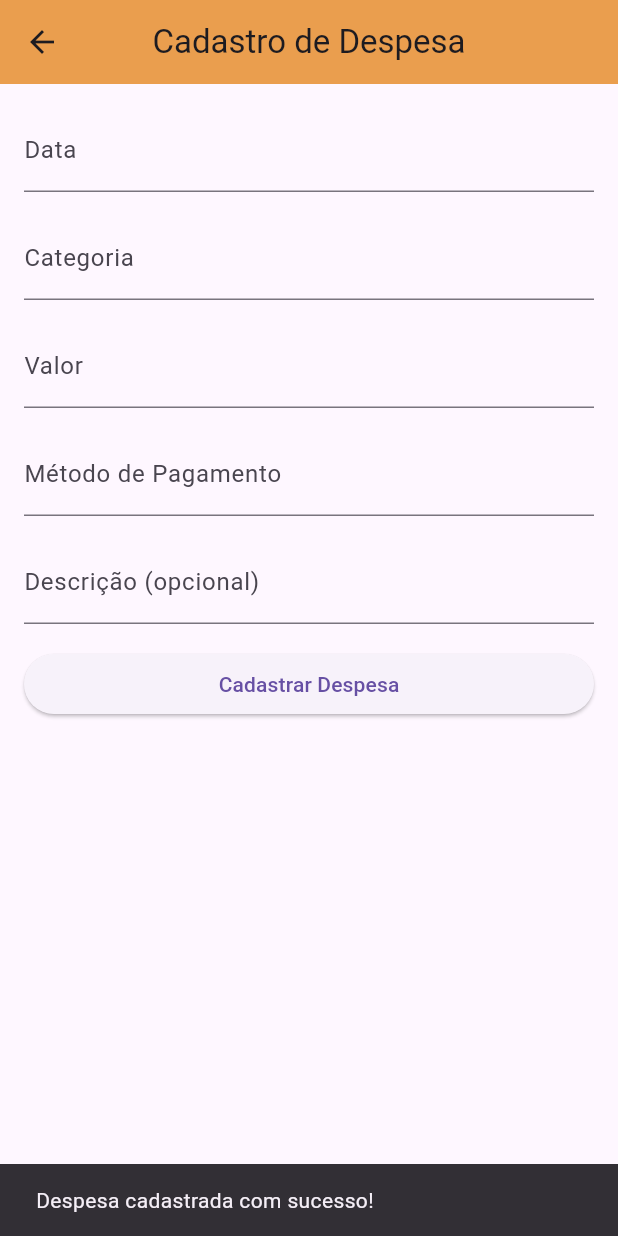
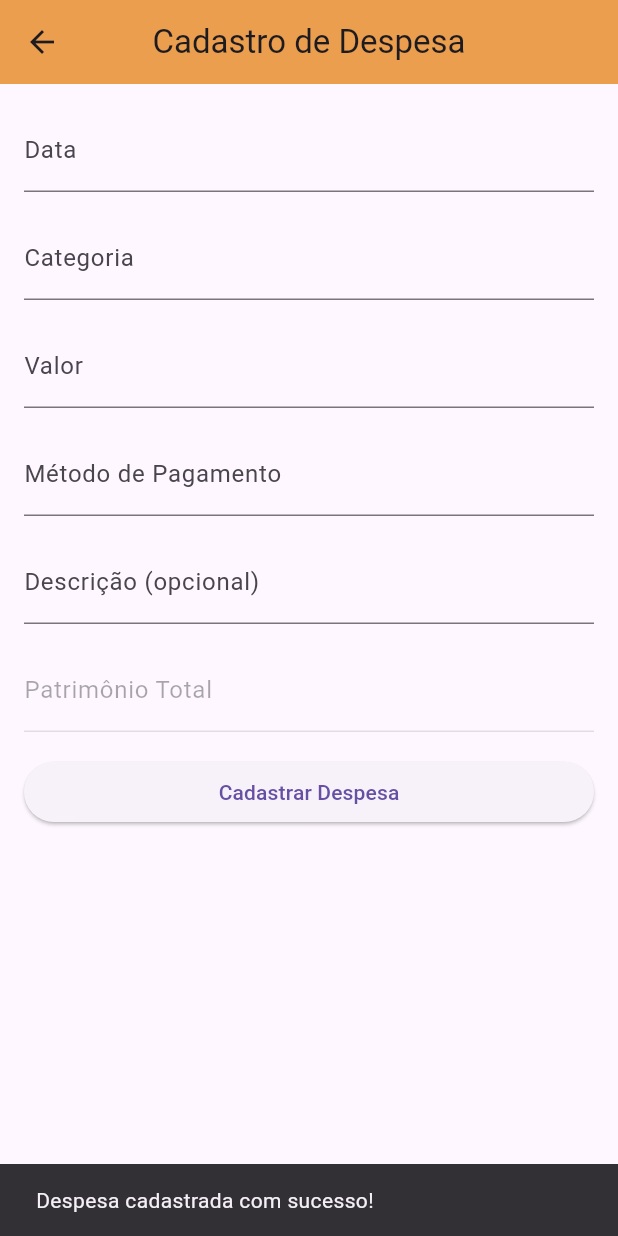
Before and after one commit to 1m4ru/prova-mobile, a Flutter app: the CadastroDespesaPage screen opened directly, after a tap on "Cadastrar Despesa", on a phone screen of 412 x 824 dp. Run offline on Flutter 3.47's test engine with Material 3 defaults, Android fonts, the phone set to English and light mode, and no system bars; our stand-ins replace cloud_firestore, firebase_auth, firebase_core, fl_chart; missing offline and left inert: firebase_app_check; accounts and stored records are empty.

Commit message:
adjusting code

```diff
--- a/lib/pages/cadastroDespesas.dart
+++ b/lib/pages/cadastroDespesas.dart
@@ -14,8 +14,30 @@ class _CadastroDespesaPageState extends State<CadastroDespesaPage> {
   TextEditingController valorController = TextEditingController();
   TextEditingController metodoPagamentoController = TextEditingController();
   TextEditingController descricaoController = TextEditingController();
+  TextEditingController patrimonioTotalController = TextEditingController();
 
   final FirebaseFirestore _firestore = FirebaseFirestore.instance;
+
+  @override
+  void initState() {
+    super.initState();
+    carregarPatrimonioTotal();
+  }
+
+  void carregarPatrimonioTotal() async {
+    try {
+      DocumentSnapshot userSnapshot =
+          await _firestore.collection('usuario').doc('ID_DO_USUARIO').get();
+
+      if (userSnapshot.exists) {
+        double patrimonioTotal = userSnapshot.get('patrimonioTotal') ?? 0.0;
+
+        patrimonioTotalController.text = patrimonioTotal.toString();
+      }
+    } catch (e) {
+      print('Erro ao carregar o patrimônio total: $e');
+    }
+  }
 
   @override
   Widget build(BuildContext context) {
@@ -58,6 +80,14 @@ class _CadastroDespesaPageState extends State<CadastroDespesaPage> {
               decoration: InputDecoration(labelText: 'Descrição (opcional)'),
             ),
             SizedBox(height: 16),
+            TextField(
+              controller: patrimonioTotalController,
+              decoration: InputDecoration(
+                labelText: 'Patrimônio Total',
+                enabled: false,
+              ),
+            ),
+            SizedBox(height: 16),
             ElevatedButton(
               onPressed: () {
                 cadastrarDespesa();
@@ -78,12 +108,20 @@ class _CadastroDespesaPageState extends State<CadastroDespesaPage> {
     String descricao = descricaoController.text;
 
     try {
+      double patrimonioTotal =
+          double.tryParse(patrimonioTotalController.text) ?? 0.0;
+      patrimonioTotal += valor;
+
       await _firestore.collection('despesas').add({
         'data': data,
         'categoria': categoria,
         'valor': valor,
         'metodoPagamento': metodoPagamento,
         'descricao': descricao,
+      });
+
+      await _firestore.collection('usuario').doc('ID_DO_USUARIO').update({
+        'patrimonioTotal': patrimonioTotal,
       });
 
       limparCampos();
```
